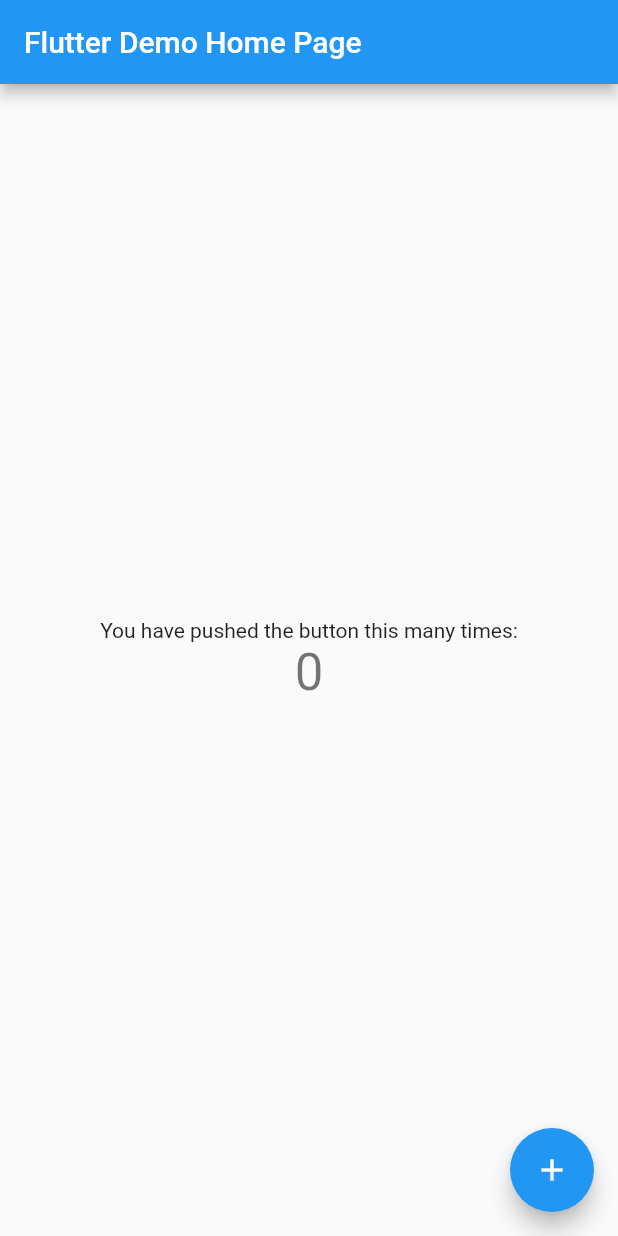
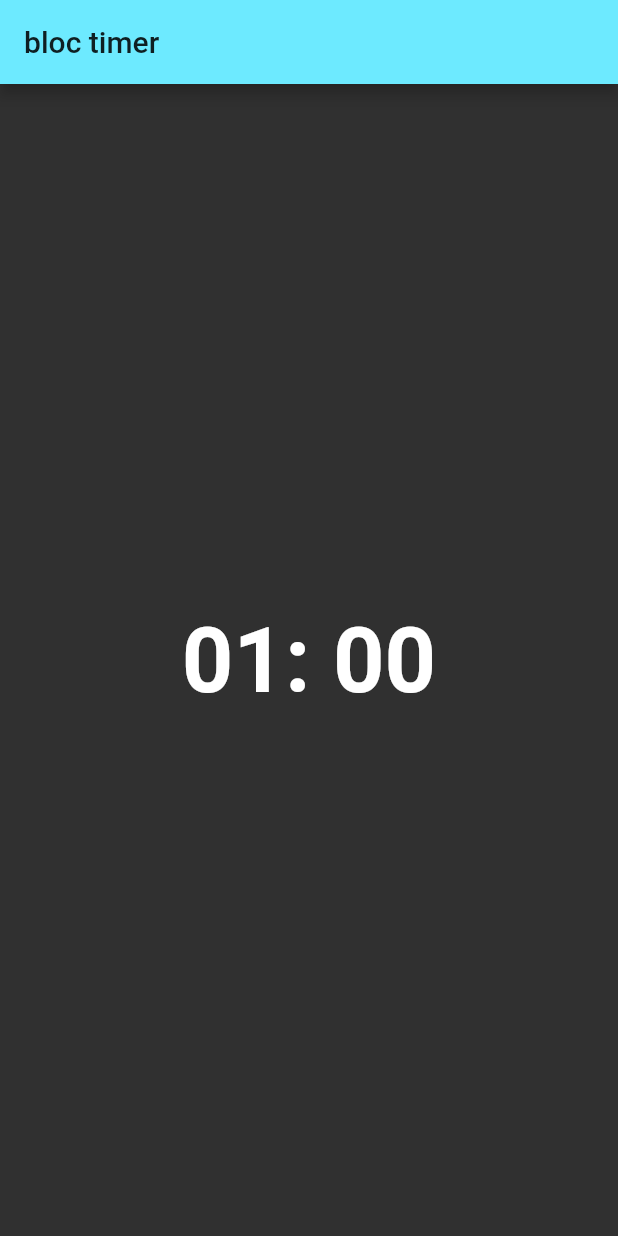
Before and after one commit to victorMontero/BlocTimer, a Flutter app: the screen it shows after launch, on a phone screen of 412 x 824 dp. Run offline on Flutter 3.47's test engine with Material 2 defaults, Android fonts, the phone set to English and light mode, and no system bars; our stand-ins replace bloc, equatable, flutter_bloc.

Commit message:
events and bloc ok

```diff
--- /dev/null
+++ b/lib/bloc/bloc.dart
@@ -0,0 +1,3 @@
+export 'timer_bloc.dart';
+export 'timer_event.dart';
+export 'timer_state.dart';
--- a/lib/bloc/timer_event.dart
+++ b/lib/bloc/timer_event.dart
@@ -0,0 +1,37 @@
+import 'package:equatable/equatable.dart';
+import 'package:meta/meta.dart';
+
+abstract class TimerEvent extends Equatable{
+  const TimerEvent();
+
+  @override
+  List<Object> get props => [];
+}
+
+class TimerStarted extends TimerEvent{
+  final int duration;
+
+  const TimerStarted({@required this.duration});
+
+  @override
+  String toString() => 'TimeStarted{duration: $duration}';
+}
+
+class TimerPaused extends TimerEvent{}
+
+class TimerResumed extends TimerEvent{}
+
+class TimerReset extends TimerEvent{}
+
+class TimerTicked extends TimerEvent{
+  final int duration;
+
+  const TimerTicked({@required this.duration});
+
+  @override
+  List<Object> get props => [duration];
+
+  @override
+  String toString() => 'TimerTicked{duration: $duration}';
+
+}
--- a/lib/main.dart
+++ b/lib/main.dart
@@ -1,113 +1,123 @@
+import 'package:bloc_timer/bloc/bloc.dart';
+import 'package:bloc_timer/ticker.dart';
+import 'package:flutter/cupertino.dart';
 import 'package:flutter/material.dart';
+import 'package:flutter_bloc/flutter_bloc.dart';
 
-void main() {
-  runApp(MyApp());
-}
+void main() => runApp(MyApp());
 
 class MyApp extends StatelessWidget {
   // This widget is the root of your application.
   @override
   Widget build(BuildContext context) {
     return MaterialApp(
-      title: 'Flutter Demo',
+      title: 'Flutter Timer',
       theme: ThemeData(
-        // This is the theme of your application.
-        //
-        // Try running your application with "flutter run". You'll see the
-        // application has a blue toolbar. Then, without quitting the app, try
-        // changing the primarySwatch below to Colors.green and then invoke
-        // "hot reload" (press "r" in the console where you ran "flutter run",
-        // or simply save your changes to "hot reload" in a Flutter IDE).
-        // Notice that the counter didn't reset back to zero; the application
-        // is not restarted.
-        primarySwatch: Colors.blue,
+        primaryColor: Color.fromRGBO(109, 234, 255, 1),
+        accentColor: Color.fromRGBO(72, 74, 126, 1),
+        brightness: Brightness.dark,
       ),
-      home: MyHomePage(title: 'Flutter Demo Home Page'),
+      home: BlocProvider(
+        create: (context) => TimerBloc(ticker: Ticker()),
+        child: Timer(),
+      ),
     );
   }
 }
 
-class MyHomePage extends StatefulWidget {
-  MyHomePage({Key key, this.title}) : super(key: key);
-
-  // This widget is the home page of your application. It is stateful, meaning
-  // that it has a State object (defined below) that contains fields that affect
-  // how it looks.
-
-  // This class is the configuration for the state. It holds the values (in this
-  // case the title) provided by the parent (in this case the App widget) and
-  // used by the build method of the State. Fields in a Widget subclass are
-  // always marked "final".
-
-  final String title;
-
-  @override
-  _MyHomePageState createState() => _MyHomePageState();
-}
-
-class _MyHomePageState extends State<MyHomePage> {
-  int _counter = 0;
-
-  void _incrementCounter() {
-    setState(() {
-      // This call to setState tells the Flutter framework that something has
-      // changed in this State, which causes it to rerun the build method below
-      // so that the display can reflect the updated values. If we changed
-      // _counter without calling setState(), then the build method would not be
-      // called again, and so nothing would appear to happen.
-      _counter++;
-    });
-  }
+class Timer extends StatelessWidget {
+  static const TextStyle timerTextStyle = TextStyle(
+    fontSize: 60,
+    fontWeight: FontWeight.bold,
+  );
 
   @override
   Widget build(BuildContext context) {
-    // This method is rerun every time setState is called, for instance as done
-    // by the _incrementCounter method above.
-    //
-    // The Flutter framework has been optimized to make rerunning build methods
-    // fast, so that you can just rebuild anything that needs updating rather
-    // than having to individually change instances of widgets.
     return Scaffold(
-      appBar: AppBar(
-        // Here we take the value from the MyHomePage object that was created by
-        // the App.build method, and use it to set our appbar title.
-        title: Text(widget.title),
+      appBar: AppBar(title: Text('bloc timer')),
+      body: Column(
+        mainAxisAlignment: MainAxisAlignment.center,
+        crossAxisAlignment: CrossAxisAlignment.center,
+        children: <Widget>[
+          Padding(
+            padding: EdgeInsets.symmetric(vertical: 100),
+            child: Center(
+              child: BlocBuilder<TimerBloc, TimerState>(
+                builder: (context, state) {
+                  final String minutesStr = ((state.duration / 60) % 60)
+                      .floor()
+                      .toString()
+                      .padLeft(2, '0');
+                  final String secondsStr =
+                      (state.duration % 60).floor().toString().padLeft(2, '0');
+                  return Text(
+                    '$minutesStr: $secondsStr',
+                    style: Timer.timerTextStyle,
+                  );
+                },
+              ),
+            ),
+          )
+        ],
       ),
-      body: Center(
-        // Center is a layout widget. It takes a single child and positions it
-        // in the middle of the parent.
-        child: Column(
-          // Column is also a layout widget. It takes a list of children and
-          // arranges them vertically. By default, it sizes itself to fit its
-          // children horizontally, and tries to be as tall as its parent.
-          //
-          // Invoke "debug painting" (press "p" in the console, choose the
-          // "Toggle Debug Paint" action from the Flutter Inspector in Android
-          // Studio, or the "Toggle Debug Paint" command in Visual Studio Code)
-          // to see the wireframe for each widget.
-          //
-          // Column has various properties to control how it sizes itself and
-          // how it positions its children. Here we use mainAxisAlignment to
-          // center the children vertically; the main axis here is the vertical
-          // axis because Columns are vertical (the cross axis would be
-          // horizontal).
-          mainAxisAlignment: MainAxisAlignment.center,
-          children: <Widget>[
-            Text(
-              'You have pushed the button this many times:',
-            ),
-            Text(
-              '$_counter',
-              style: Theme.of(context).textTheme.headline4,
-            ),
-          ],
-        ),
-      ),
-      floatingActionButton: FloatingActionButton(
-        onPressed: _incrementCounter,
-        tooltip: 'Increment',
-        child: Icon(Icons.add),
-      ), // This trailing comma makes auto-formatting nicer for build methods.
     );
   }
 }
+
+class Actions extends StatelessWidget {
+  @override
+  Widget build(BuildContext context) {
+    return Row(
+      mainAxisAlignment: MainAxisAlignment.spaceEvenly,
+      children: _mapStateToActionButton(
+        timerBloc: BlocProvider.of<TimerBloc>(context),
+      ),
+    );
+  }
+
+  List<Widget> _mapStateToActionButton({TimerBloc timerBloc}) {
+    final TimerState currentState = timerBloc.state;
+    if (currentState is TimerInitial) {
+      return [
+        FloatingActionButton(
+          child: Icon(Icons.play_arrow),
+          onPressed: () =>
+              timerBloc.add(TimerStarted(duration: currentState.duration)),
+        ),
+      ];
+    }
+    if (currentState is TimerRunInProgress) {
+      return [
+        FloatingActionButton(
+          child: Icon(Icons.pause),
+          onPressed: () => timerBloc.add(TimerPaused()),
+        ),
+        FloatingActionButton(
+          child: Icon(Icons.replay),
+          onPressed: () => timerBloc.add(TimerReset()),
+        ),
+      ];
+    }
+    if (currentState is TimerRunPause) {
+      return [
+        FloatingActionButton(
+          child: Icon(Icons.play_arrow),
+          onPressed: () => timerBloc.add(TimerResumed()),
+        ),
+        FloatingActionButton(
+          child: Icon(Icons.replay),
+          onPressed: () => timerBloc.add(TimerReset()),
+        ),
+      ];
+    }
+    if (currentState is TimerRunComplete) {
+      return [
+        FloatingActionButton(
+          child: Icon(Icons.replay),
+          onPressed: () => timerBloc.add(TimerReset()),
+        ),
+      ];
+    }
+    return [];
+  }
+}
```
Also changed, not shown: lib/bloc/timer_bloc.dart (added, +73 -0 lines).
